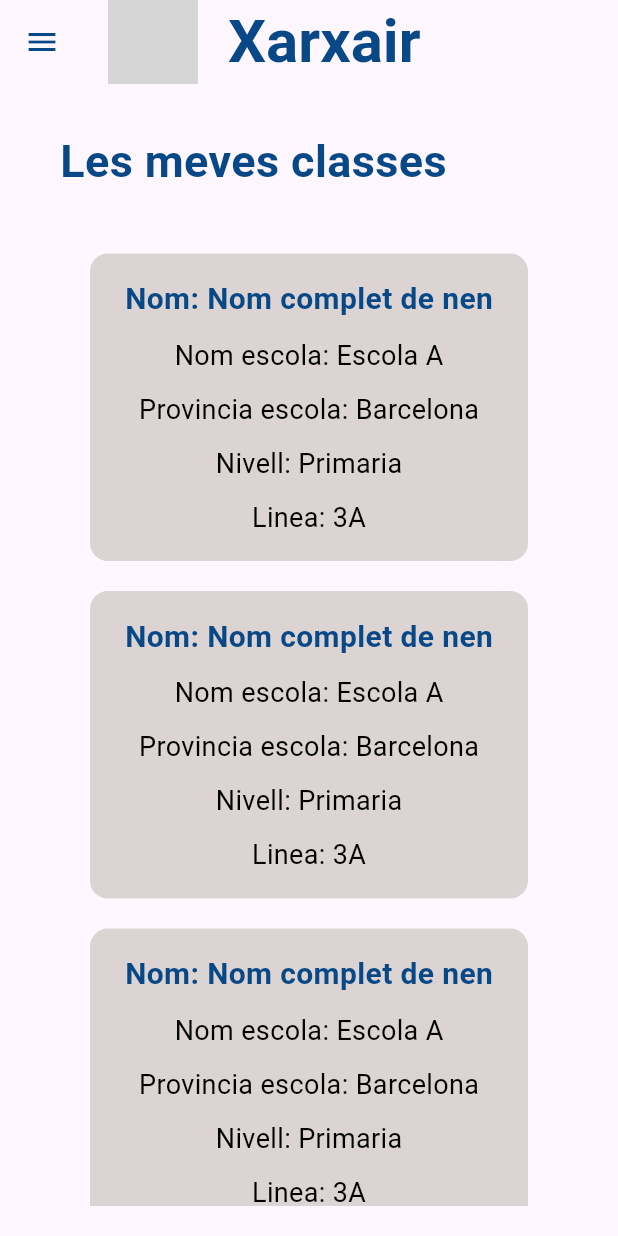
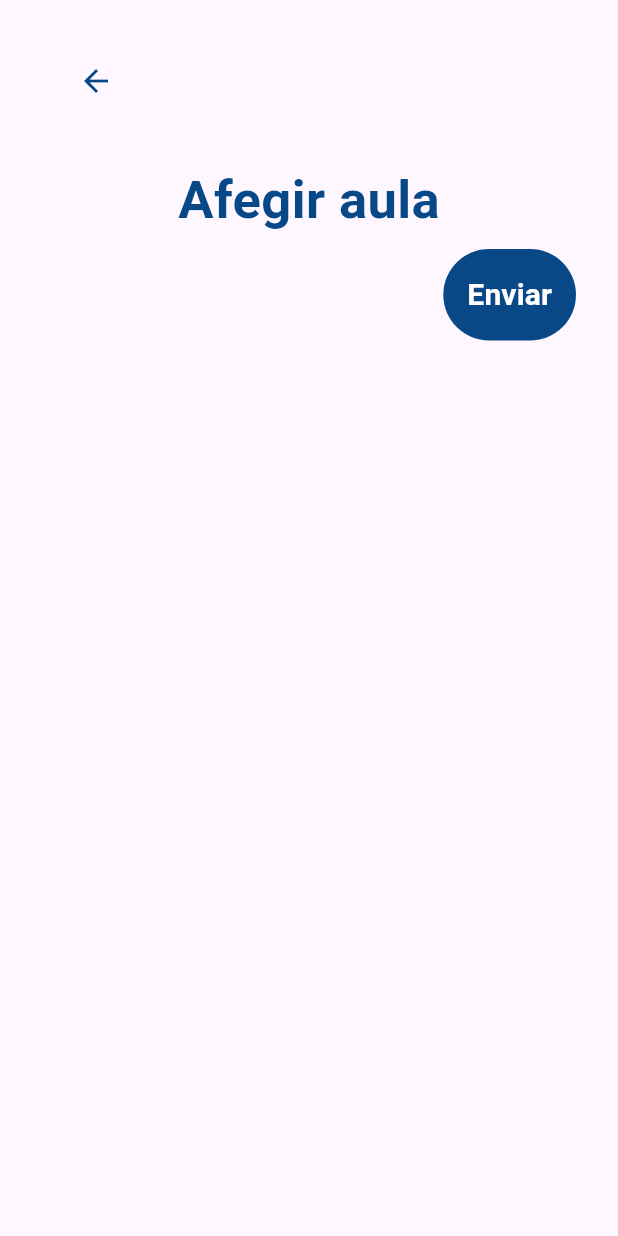
Before and after one commit to SW1073/Bits2024, a Flutter app: the screen it shows after launch, in the side drawer, after a tap on "Afegir aules", on a phone screen of 412 x 824 dp. Run offline on Flutter 3.47's test engine with Material 3 defaults, Android fonts, the phone set to English and light mode, and no system bars; grey boxes are pictures that could not be loaded.

Commit message:
gràfiques ficades

```diff
--- a/front/src/lib/presentacio/controladorPresentacio.dart
+++ b/front/src/lib/presentacio/controladorPresentacio.dart
@@ -1,4 +1,5 @@
 import 'package:flutter/material.dart';
+import 'package:src/presentacio/screens/afegirAules.dart';
 import 'package:src/presentacio/screens/aula.dart';
 import 'package:src/presentacio/screens/mevesClasses.dart';
 
@@ -24,4 +25,15 @@ class ControladorPresentacio {
       ),
     );
   }
+
+  void mostraAfegirAules(BuildContext context) {
+    Navigator.push(
+      context,
+      MaterialPageRoute(
+        builder: (context) => AfegirAules(
+          controladorPresentacio: this,
+        ),
+      ),
+    );
+  }
 }
--- /dev/null
+++ b/front/src/lib/presentacio/screens/afegirAules.dart
@@ -0,0 +1,119 @@
+import 'package:flutter/material.dart';
+import 'package:src/presentacio/controladorPresentacio.dart';
+import 'package:src/presentacio/screens/afegirSimptomes.dart';
+import 'package:src/presentacio/screens/forum.dart';
+import 'package:src/presentacio/screens/grafics.dart';
+
+class AfegirAules extends StatefulWidget {
+  final ControladorPresentacio controladorPresentacio;
+
+  const AfegirAules({Key? key, required this.controladorPresentacio})
+      : super(key: key);
+
+  @override
+  State<AfegirAules> createState() => _AfegirAules(controladorPresentacio);
+}
+
+class _AfegirAules extends State<AfegirAules> {
+  late ControladorPresentacio _controladorPresentacio;
+  late int index_marcat;
+
+  _AfegirAules(ControladorPresentacio controladorPresentacio) {
+    _controladorPresentacio = controladorPresentacio;
+    index_marcat = 0;
+  }
+
+  @override
+  void initState() {
+    super.initState();
+  }
+
+  // blau fosc -> Color.fromRGBO(8, 72, 135, 1)
+  // aquamarina -> Color.fromRGBO(44, 246, 179, 1)
+  // verd -> Color.fromRGBO(73, 160, 120, 1)
+  // gris -> Color.fromRGBO(219, 212, 211, 1)
+
+  void anarAMevesAules() {
+    return _controladorPresentacio.mostraMevesAules(context);
+  }
+
+  void afegirAula() {
+    print('afegir');
+  }
+
+  @override
+  Widget build(BuildContext context) {
+    return Scaffold(
+      body: Padding(
+        padding: const EdgeInsets.all(20.0),
+        child: Column(
+          crossAxisAlignment: CrossAxisAlignment.start,
+          children: [
+            Container(
+              margin: const EdgeInsets.symmetric(
+                vertical: 10,
+                horizontal: 20,
+              ),
+              child: Row(
+                children: [
+                  IconButton(
+                    onPressed: anarAMevesAules,
+                    icon: Icon(
+                      Icons.arrow_back,
+                      color: Color.fromRGBO(8, 72, 135, 1),
+                    ),
+                  ),
+                  SizedBox(
+                    width: 30,
+                  ),
+                ],
+              ),
+            ),
+            const SizedBox(height: 20),
+            Center(
+              child: Text(
+                "Afegir aula",
+                style: TextStyle(
+                  color: Color.fromRGBO(8, 72, 135, 1),
+                  fontWeight: FontWeight.bold,
+                  fontSize: 35,
+                ),
+              ),
+            ),
+            /*Expanded(
+              child: Container(
+                child: Column(
+                  children: [
+                    ListTile(
+                      leading: Text('Provincia: '),
+                      title: ,
+                    )
+                  ],
+                ),
+              ),
+            ),*/
+            Container(
+              padding: EdgeInsets.all(8),
+              alignment: Alignment.bottomRight,
+              child: TextButton(
+                onPressed: afegirAula,
+                style: TextButton.styleFrom(
+                  padding: EdgeInsets.all(16),
+                  backgroundColor: Color.fromRGBO(8, 72, 135, 1),
+                ),
+                child: const Text(
+                  'Enviar',
+                  style: TextStyle(
+                    color: Colors.white,
+                    fontWeight: FontWeight.bold,
+                    fontSize: 20,
+                  ),
+                ),
+              ),
+            )
+          ],
+        ),
+      ),
+    );
+  }
+}
--- a/front/src/lib/presentacio/screens/grafics.dart
+++ b/front/src/lib/presentacio/screens/grafics.dart
@@ -8,6 +8,11 @@ class Grafics extends StatefulWidget {
 }
 
 class _Grafics extends State<Grafics> {
+  List<String> nomGrafiques = [
+    '../assets/Escola_Merce_Rodoreda_regular.png',
+    '../assets/Escola_Merce_Rodoreda_malament.png'
+  ];
+
   @override
   Widget build(BuildContext context) {
     return Expanded(
@@ -26,7 +31,7 @@ class _Grafics extends State<Grafics> {
           ),
           Expanded(
             child: ListView.builder(
-              itemCount: 4,
+              itemCount: 2,
               itemBuilder: (context, index) {
                 return Container(
                   margin: const EdgeInsets.symmetric(
@@ -41,15 +46,12 @@ class _Grafics extends State<Grafics> {
                   child: Column(
                     mainAxisSize: MainAxisSize.min,
                     children: [
-                      Text(
-                        'Gràfic',
-                        style: TextStyle(
-                          fontSize: 20,
-                          fontWeight: FontWeight.bold,
-                          color: Color.fromRGBO(8, 72, 135, 1),
-                        ),
+                      Image.asset(
+                        nomGrafiques[index],
+                        width: 450,
+                        height: 400,
+                        fit: BoxFit.cover,
                       ),
-                      const SizedBox(height: 10),
                     ],
                   ),
                 );
--- a/front/src/lib/presentacio/screens/mevesClasses.dart
+++ b/front/src/lib/presentacio/screens/mevesClasses.dart
@@ -166,7 +166,9 @@ class _MevesClasses extends State<MevesClasses> {
       ),
       drawer: Drawer(
         backgroundColor: Color.fromRGBO(219, 212, 211, 1),
-        child: MenuEsquerre(),
+        child: MenuEsquerre(
+          controladorPresentacio: _controladorPresentacio,
+        ),
       ),
     );
   }
--- a/front/src/lib/presentacio/widgets/menuEsquerre.dart
+++ b/front/src/lib/presentacio/widgets/menuEsquerre.dart
@@ -1,6 +1,33 @@
 import 'package:flutter/material.dart';
+import 'package:src/presentacio/controladorPresentacio.dart';
 
-class MenuEsquerre extends StatelessWidget {
+class MenuEsquerre extends StatefulWidget {
+  final ControladorPresentacio controladorPresentacio;
+
+  const MenuEsquerre({Key? key, required this.controladorPresentacio})
+      : super(key: key);
+
+  @override
+  State<MenuEsquerre> createState() => _MenuEsquerre(controladorPresentacio);
+}
+
+class _MenuEsquerre extends State<MenuEsquerre> {
+  late ControladorPresentacio _controladorPresentacio;
+
+  _MenuEsquerre(ControladorPresentacio controladorPresentacio) {
+    _controladorPresentacio = controladorPresentacio;
+  }
+
+  @override
+  void initState() {
+    super.initState();
+  }
+
+  void anarAfegirAules() {
+    return _controladorPresentacio.mostraAfegirAules(context);
+  }
+
+  @override
   Widget build(BuildContext context) {
     return ListView(
       children: [
@@ -27,6 +54,20 @@ class MenuEsquerre extends StatelessWidget {
             ),
           ),
           onTap: () {
+            anarAfegirAules();
+          },
+        ),
+        ListTile(
+          title: Center(
+            child: const Text(
+              'Tancar sessió',
+              style: TextStyle(
+                fontWeight: FontWeight.bold,
+                fontSize: 20,
+              ),
+            ),
+          ),
+          onTap: () {
             Navigator.pop(context);
           },
         ),
```
Also changed, not shown: front/src/assets/Escola_Merce_Rodoreda_malament.png (added), front/src/assets/Escola_Merce_Rodoreda_regular.png (added).
